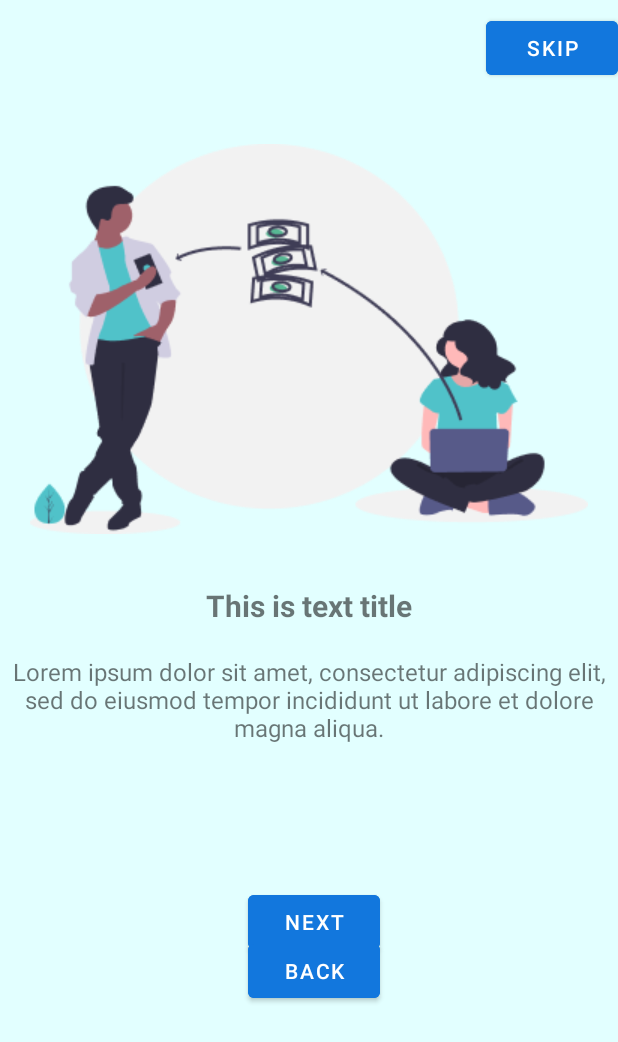
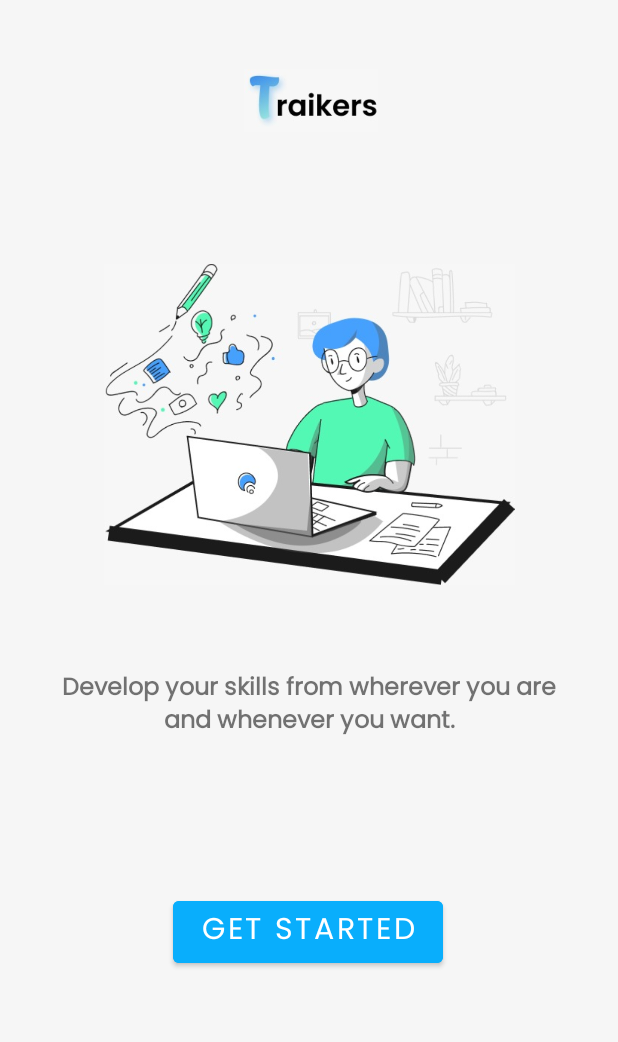
Before and after one commit to mraihanfauzii/Motion5Workly, an Android app: the Onboarding2Activity screen opened directly, with no data from a screen before it, on a phone screen of 412 x 824 dp. Shown: the top 1042 px of the screen. Run offline under Robolectric (Android 15) with nearby library versions, the phone set to English and light mode, and no system bars.

```diff
--- a/app/src/main/java/com/example/motionhack_2023_kel_5/onboarding/Onboarding2Activity.kt
+++ b/app/src/main/java/com/example/motionhack_2023_kel_5/onboarding/Onboarding2Activity.kt
@@ -9,29 +9,29 @@ import com.example.motionhack_2023_kel_5.R
 
 class Onboarding2Activity : AppCompatActivity() {
 
-    var btnNext: Button? = null
-    var btnBack: Button? = null
-    var btnSkip: Button? = null
-
+//    var btnNext: Button? = null
+//    var btnBack: Button? = null
+//    var btnSkip: Button? = null
+    var btnStart: Button? = null
     override fun onCreate(savedInstanceState: Bundle?) {
         super.onCreate(savedInstanceState)
         setContentView(R.layout.activity_onboarding2)
 
-        btnNext = findViewById(R.id.btn_Next2)
-        btnBack = findViewById(R.id.btn_Back1)
-        btnSkip = findViewById(R.id.btn_Skip2)
+//        btnNext = findViewById(R.id.btn_Next2)
+//        btnBack = findViewById(R.id.btn_Back1)
+        btnStart = findViewById(R.id.btn_Start)
 
-        btnNext?.setOnClickListener {
-            startActivity(Intent(this, Onboarding3Activity::class.java))
-        }
+//        btnNext?.setOnClickListener {
+//            startActivity(Intent(this, Onboarding3Activity::class.java))
+//        }
 
-        btnBack?.setOnClickListener {
-            startActivity(Intent(this, Onboarding1Activity::class.java))
-        }
-
-        btnSkip?.setOnClickListener {
+//        btnBack?.setOnClickListener {
+//            startActivity(Intent(this, Onboarding1Activity::class.java))
+//        }
+        btnStart?.setOnClickListener {
             finishAffinity()
             startActivity(Intent(this, LoginActivity::class.java))
         }
+
     }
 }
--- a/app/src/main/java/com/example/motionhack_2023_kel_5/onboarding/Onboarding3Activity.kt
+++ b/app/src/main/java/com/example/motionhack_2023_kel_5/onboarding/Onboarding3Activity.kt
@@ -16,7 +16,7 @@ class Onboarding3Activity : AppCompatActivity() {
         super.onCreate(savedInstanceState)
         setContentView(R.layout.activity_onboarding3)
 
-        btnStart = findViewById(R.id.btn_Start)
+//        btnStart = findViewById(R.id.btn_Start)
         btnBack = findViewById(R.id.btn_Back2)
 
         btnStart?.setOnClickListener {
--- a/app/src/main/res/layout/activity_onboarding2.xml
+++ b/app/src/main/res/layout/activity_onboarding2.xml
@@ -4,85 +4,76 @@
     xmlns:tools="http://schemas.android.com/tools"
     android:layout_width="match_parent"
     android:layout_height="match_parent"
-    android:background="#e2ffff"
+    android:background="#F6F6F6"
     tools:context=".onboarding.Onboarding2Activity">
 
     <ImageView
+
+        android:layout_width="89dp"
+        android:layout_height="43dp"
+        android:layout_marginEnd="160dp"
+        android:src="@drawable/onboarding_logo"
+        app:layout_constraintBottom_toBottomOf="parent"
+        app:layout_constraintEnd_toEndOf="parent"
+        app:layout_constraintTop_toTopOf="parent"
+        app:layout_constraintVertical_bias="0.058" />
+
+    <ImageView
         android:id="@+id/titleImage2"
-        android:layout_width="match_parent"
-        android:layout_height="wrap_content"
-        android:src="@drawable/onboardingimage2"
+        android:layout_width="275dp"
+        android:layout_height="214dp"
+        android:layout_marginEnd="68dp"
+        android:src="@drawable/onboarding_image_2"
         app:layout_constraintBottom_toBottomOf="parent"
+        app:layout_constraintEnd_toEndOf="parent"
         app:layout_constraintTop_toTopOf="parent"
-        app:layout_constraintVertical_bias="0.17000002"
-        tools:layout_editor_absoluteX="0dp" />
+        app:layout_constraintVertical_bias="0.288" />
 
     <TextView
         android:id="@+id/textTitle2"
-        android:layout_width="match_parent"
+        android:layout_width="332dp"
         android:layout_height="wrap_content"
-        android:layout_marginTop="34dp"
-        android:layout_marginBottom="19dp"
-        android:text="This is text title"
+        android:layout_marginTop="56dp"
+        android:fontFamily="@font/pops"
+        android:text="Develop your skills from wherever you are and whenever you want."
         android:textAlignment="center"
-        android:textSize="20dp"
+        android:textSize="16dp"
         android:textStyle="bold"
-        app:layout_constraintBottom_toTopOf="@+id/textDesc2"
         app:layout_constraintEnd_toEndOf="parent"
+        app:layout_constraintHorizontal_bias="0.496"
         app:layout_constraintStart_toStartOf="parent"
         app:layout_constraintTop_toBottomOf="@+id/titleImage2" />
 
     <TextView
-        android:id="@+id/textDesc2"
-        android:layout_width="match_parent"
+        android:id="@+id/btn_Next1"
+        android:layout_width="wrap_content"
         android:layout_height="wrap_content"
-        android:layout_marginTop="19dp"
-        android:text="Lorem ipsum dolor sit amet, consectetur adipiscing elit, sed do eiusmod tempor incididunt ut labore et dolore magna aliqua."
-        android:textAlignment="center"
-        android:textSize="16dp"
+        android:layout_marginBottom="176dp"
+        android:textStyle="bold"
+        android:text="Next"
+        android:fontFamily="@font/pops"
+        android:textColor="#09AEFC"
+        app:layout_constraintBottom_toBottomOf="parent"
         app:layout_constraintEnd_toEndOf="parent"
-        app:layout_constraintStart_toStartOf="parent"
-        app:layout_constraintTop_toBottomOf="@+id/textTitle2" />
+        android:textSize="20dp"
+        app:layout_constraintHorizontal_bias="0.498"
+        app:layout_constraintStart_toStartOf="parent" />
+
 
     <Button
-        android:id="@+id/btn_Next2"
-        android:layout_width="wrap_content"
+        android:id="@+id/btn_Start"
+        android:layout_width="180dp"
         android:layout_height="wrap_content"
-        android:backgroundTint="#1277DD"
-        android:text="Next"
+        android:layout_marginBottom="176dp"
+        android:backgroundTint="#09AEFC"
+        android:text="Get Started"
+        android:fontFamily="@font/pops"
+
         app:layout_constraintBottom_toBottomOf="parent"
         app:layout_constraintEnd_toEndOf="parent"
-        app:layout_constraintHorizontal_bias="0.51"
-        app:layout_constraintStart_toStartOf="parent"
-        app:layout_constraintTop_toBottomOf="@+id/textDesc2"
-        app:layout_constraintVertical_bias="0.338" />
+        android:textSize="20dp"
+        app:layout_constraintHorizontal_bias="0.498"
+        app:layout_constraintStart_toStartOf="parent" />
 
-    <Button
-        android:id="@+id/btn_Skip2"
-        android:layout_width="wrap_content"
-        android:layout_height="wrap_content"
-        android:layout_marginBottom="32dp"
-        android:text="Skip"
-        android:backgroundTint="#1277DD"
-        app:layout_constraintBottom_toTopOf="@+id/titleImage2"
-        app:layout_constraintEnd_toEndOf="parent"
-        app:layout_constraintHorizontal_bias="1.0"
-        app:layout_constraintStart_toStartOf="parent"
-        app:layout_constraintTop_toTopOf="parent" />
-
-    <Button
-        android:id="@+id/btn_Back1"
-        android:layout_width="wrap_content"
-        android:layout_height="wrap_content"
-        android:layout_marginTop="127dp"
-        android:layout_marginBottom="32dp"
-        android:backgroundTint="#1277DD"
-        android:text="Back"
-        app:layout_constraintBottom_toBottomOf="parent"
-        app:layout_constraintEnd_toEndOf="parent"
-        app:layout_constraintHorizontal_bias="0.51"
-        app:layout_constraintStart_toStartOf="parent"
-        app:layout_constraintTop_toBottomOf="@+id/textDesc2"
-        app:layout_constraintVertical_bias="0.0" />
 
 </androidx.constraintlayout.widget.ConstraintLayout>
--- a/app/src/main/res/layout/activity_onboarding3.xml
+++ b/app/src/main/res/layout/activity_onboarding3.xml
@@ -48,13 +48,14 @@
         android:id="@+id/btn_Start"
         android:layout_width="wrap_content"
         android:layout_height="wrap_content"
+        android:backgroundTint="#1277DD"
         android:text="Start"
-        android:backgroundTint="#1277DD"
         app:layout_constraintBottom_toBottomOf="parent"
         app:layout_constraintEnd_toEndOf="parent"
+        app:layout_constraintHorizontal_bias="0.498"
         app:layout_constraintStart_toStartOf="parent"
         app:layout_constraintTop_toBottomOf="@+id/textDesc3"
-        app:layout_constraintVertical_bias="0.25" />
+        app:layout_constraintVertical_bias="0.264" />
 
     <Button
         android:id="@+id/btn_Back2"
--- a/app/src/main/res/values/strings.xml
+++ b/app/src/main/res/values/strings.xml
@@ -1,5 +1,5 @@
 <resources>
-    <string name="app_name">MotionHack_2023_Kel_5</string>
+    <string name="Traikers">MotionHack_2023_Kel_5</string>
     <!-- TODO: Remove or change this placeholder text -->
     <string name="hello_blank_fragment">Hello blank fragment</string>
     <string name="title_activity_first_screen">FirstScreen</string>
--- a/app/src/main/res/values/themes.xml
+++ b/app/src/main/res/values/themes.xml
@@ -2,8 +2,8 @@
     <!-- Base application theme. -->
     <style name="Theme.MotionHack_2023_Kel_5" parent="Theme.MaterialComponents.DayNight.NoActionBar">
         <!-- Primary brand color. -->
-        <item name="colorPrimary">@color/purple_500</item>
-        <item name="colorPrimaryVariant">@color/purple_700</item>
+        <item name="colorPrimary">#09AEFC</item>
+        <item name="colorPrimaryVariant">@color/black</item>
         <item name="colorOnPrimary">@color/white</item>
         <!-- Secondary brand color. -->
         <item name="colorSecondary">@color/teal_200</item>
```
Also changed, not shown: app/src/main/AndroidManifest.xml (+5 -6 lines), app/src/main/java/com/example/motionhack_2023_kel_5/onboarding/Onboarding1Activity.kt (+5 -4 lines), app/src/main/res/layout/activity_onboarding1.xml (+45 -41 lines), app/src/main/res/drawable/img_7.png (added), app/src/main/res/drawable/logo.jpeg (added), app/src/main/res/drawable/onboarding_image_1.jpeg (added), app/src/main/res/drawable/onboarding_image_2.jpeg (added), app/src/main/res/drawable/onboarding_logo.jpeg (added).
